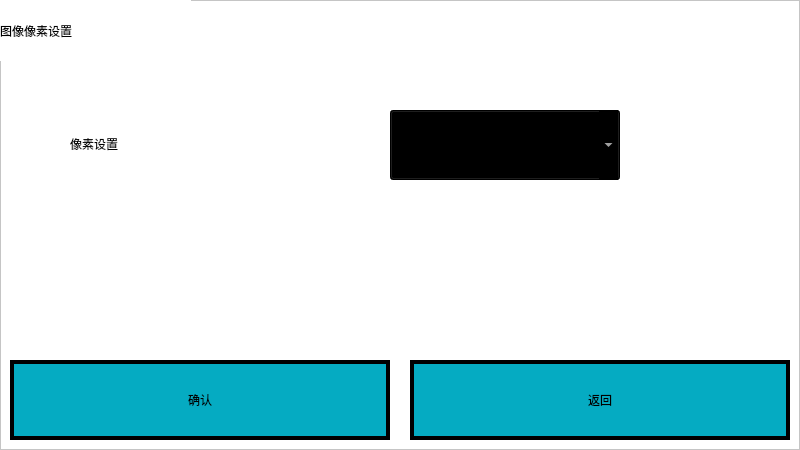
Qt form gui/set.ui (mysondrink/qt0922) before a commit.
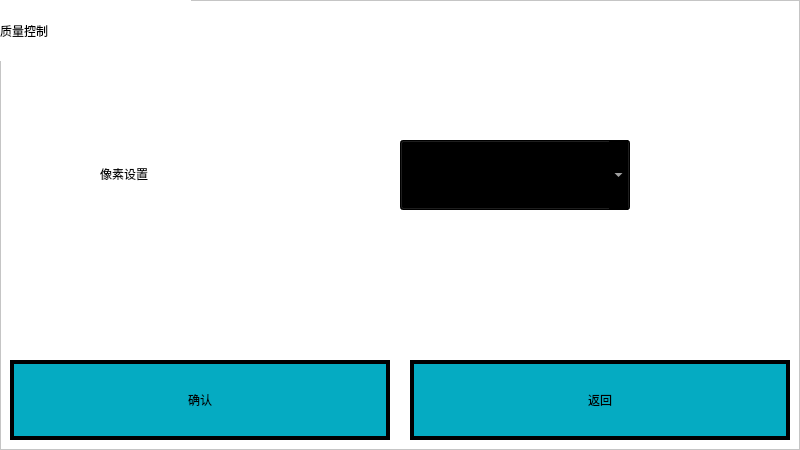
The same form after that commit.

Diff of the .ui file:
```diff
--- a/gui/set.ui
+++ b/gui/set.ui
@@ -34,8 +34,8 @@
    <widget class="QLabel" name="label">
     <property name="geometry">
      <rect>
-      <x>70</x>
-      <y>110</y>
+      <x>100</x>
+      <y>140</y>
       <width>272</width>
       <height>67</height>
      </rect>
@@ -50,8 +50,8 @@
    <widget class="QComboBox" name="modeBox_4">
     <property name="geometry">
      <rect>
-      <x>390</x>
-      <y>110</y>
+      <x>400</x>
+      <y>140</y>
       <width>230</width>
       <height>70</height>
      </rect>
@@ -93,7 +93,7 @@
      <string notr="true">font: 20pt &quot;宋体&quot;;</string>
     </property>
     <property name="text">
-     <string>图像像素设置</string>
+     <string>质量控制</string>
     </property>
    </widget>
    <widget class="QPushButton" name="btnReturn">
```
